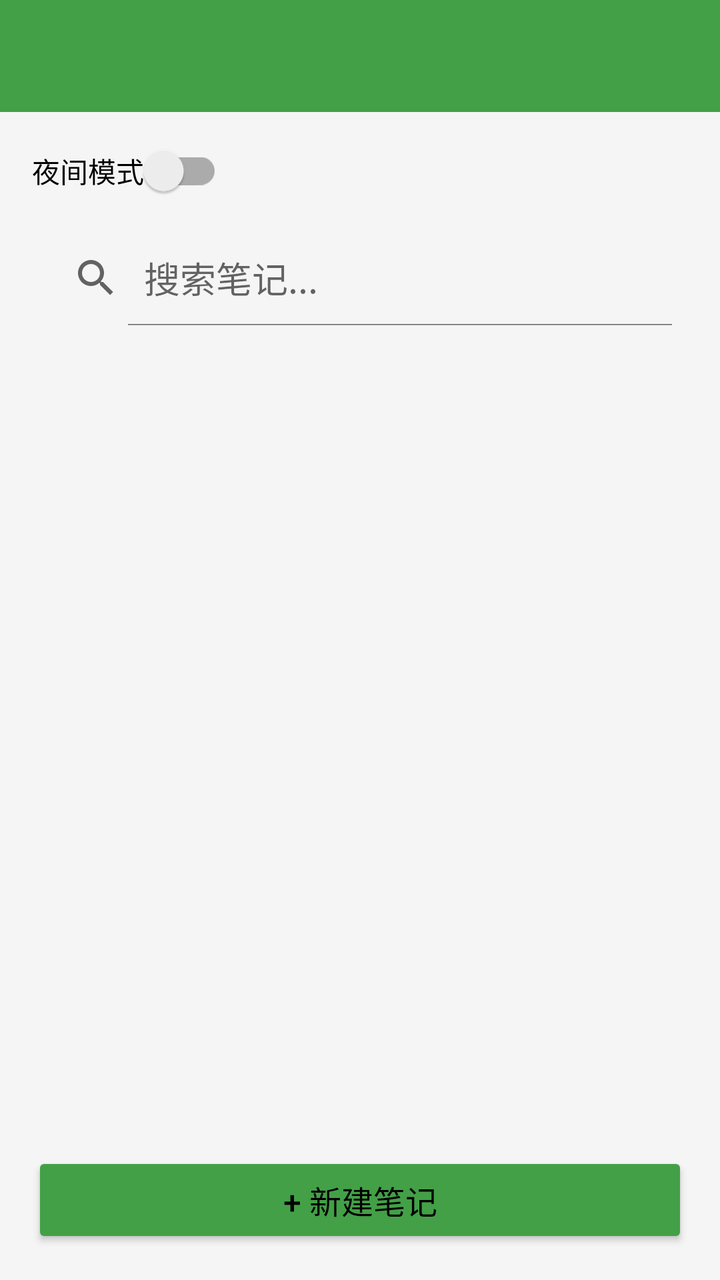
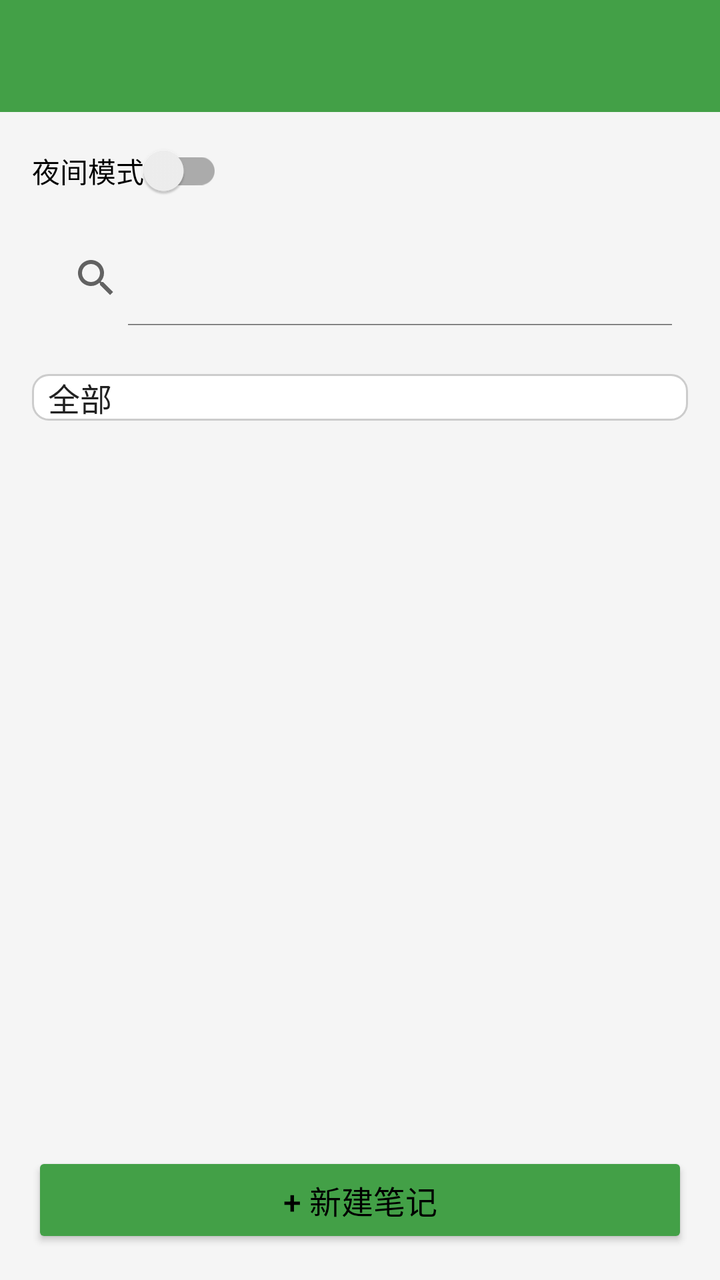

Screens rendered from an Android XML layout before and after an edit, with the pre-edit source and the edit as a unified diff.
<!-- AndroidManifest.xml: application theme Theme.AppCompat.Light.NoActionBar -->
<!-- res/layout/activity_main.xml -->
<?xml version="1.0" encoding="utf-8"?>
<LinearLayout xmlns:android="http://schemas.android.com/apk/res/android"
    xmlns:app="http://schemas.android.com/apk/res-auto"
    android:layout_width="match_parent"
    android:layout_height="match_parent"
    android:orientation="vertical"
    android:background="@color/surface">

    <androidx.appcompat.widget.Toolbar
        android:id="@+id/toolbar"
        android:layout_width="match_parent"
        android:layout_height="?attr/actionBarSize"
        android:background="@color/brand_green"
        android:titleTextColor="@color/text_primary" />

    
    <androidx.appcompat.widget.SwitchCompat
        android:id="@+id/switch_night"
        android:layout_width="wrap_content"
        android:layout_height="wrap_content"
        android:text="夜间模式"
        android:textColor="@color/text_primary"
        android:layout_margin="16dp" />

    
    <SearchView
        android:id="@+id/search_view"
        android:layout_width="match_parent"
        android:layout_height="wrap_content"
        android:queryHint="搜索笔记..."
        android:iconifiedByDefault="false"
        android:layout_marginStart="16dp"
        android:layout_marginEnd="16dp"
        android:layout_marginBottom="8dp" />

    <ListView
        android:id="@+id/lv_notes"
        android:layout_width="match_parent"
        android:layout_height="0dp"
        android:layout_weight="1"
        android:divider="@color/divider"
        android:dividerHeight="1dp"
        android:padding="8dp"
        android:clipToPadding="false"
        android:background="@color/surface" />

    <Button
        android:id="@+id/btn_add"
        android:layout_width="match_parent"
        android:layout_height="wrap_content"
        android:text="+ 新建笔记"
        android:backgroundTint="@color/brand_green"
        android:textColor="@color/text_primary"
        android:textSize="16sp"
        android:padding="12dp"
        android:layout_margin="16dp" />
</LinearLayout>
<!-- resources referenced by this layout -->
<resources>
  <color name="brand_green">#43A047</color>
  <color name="divider">#DDDDDD</color>
  <color name="surface">#F5F5F5</color>
  <color name="text_primary">#000000</color>
</resources>

<!-- the commit's change to res/layout/activity_main.xml (unified diff, before → after) -->
@@ -13,7 +13,6 @@
         android:background="@color/brand_green"
         android:titleTextColor="@color/text_primary" />
 
-    
     <androidx.appcompat.widget.SwitchCompat
         android:id="@+id/switch_night"
         android:layout_width="wrap_content"
@@ -23,15 +22,24 @@
         android:layout_margin="16dp" />
 
     
-    <SearchView
+    <androidx.appcompat.widget.SearchView
         android:id="@+id/search_view"
         android:layout_width="match_parent"
         android:layout_height="wrap_content"
         android:queryHint="搜索笔记..."
-        android:iconifiedByDefault="false"
+        app:iconifiedByDefault="false"
         android:layout_marginStart="16dp"
         android:layout_marginEnd="16dp"
         android:layout_marginBottom="8dp" />
+
+    <Spinner
+        android:id="@+id/spinner_category_filter"
+        android:layout_width="match_parent"
+        android:layout_height="wrap_content"
+        android:entries="@array/note_categories_all"
+        android:background="@drawable/edittext_bg"
+        android:layout_margin="16dp"
+        android:layout_marginTop="0dp" />
 
     <ListView
         android:id="@+id/lv_notes"
<!-- resource entries referenced after the edit -->
@@ -1,8 +1,23 @@
 <!-- resources referenced by this layout -->
 <resources>
+  <string-array name="note_categories_all">
+          <item>全部</item>
+          <item>工作</item>
+          <item>个人</item>
+          <item>学习</item>
+          <item>生活</item>
+          <item>其他</item>
+      </string-array>
   <color name="brand_green">#43A047</color>
   <color name="divider">#DDDDDD</color>
   <color name="surface">#F5F5F5</color>
   <color name="text_primary">#000000</color>
+  <!-- drawable edittext_bg (drawable) -->
+  <?xml version="1.0" encoding="utf-8"?>
+  <shape xmlns:android="http://schemas.android.com/apk/res/android">
+      <solid android:color="#FFFFFF"/>
+      <corners android:radius="8dp"/>
+      <stroke android:width="1dp" android:color="#CCCCCC"/>
+  </shape>
 </resources>
 
